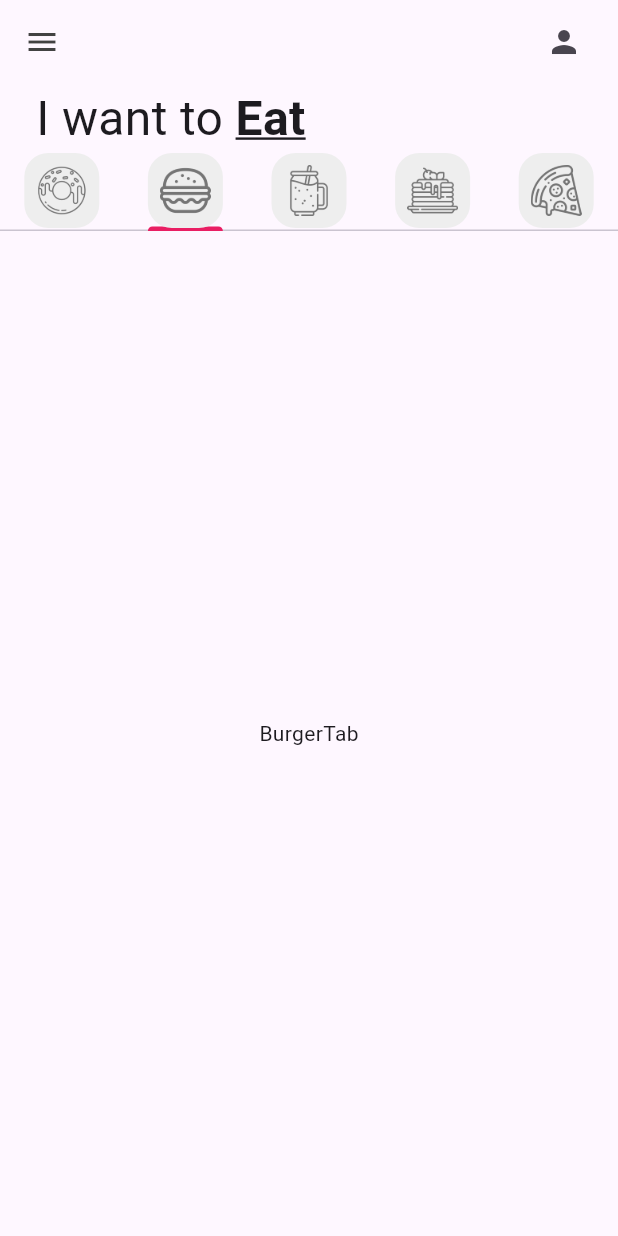
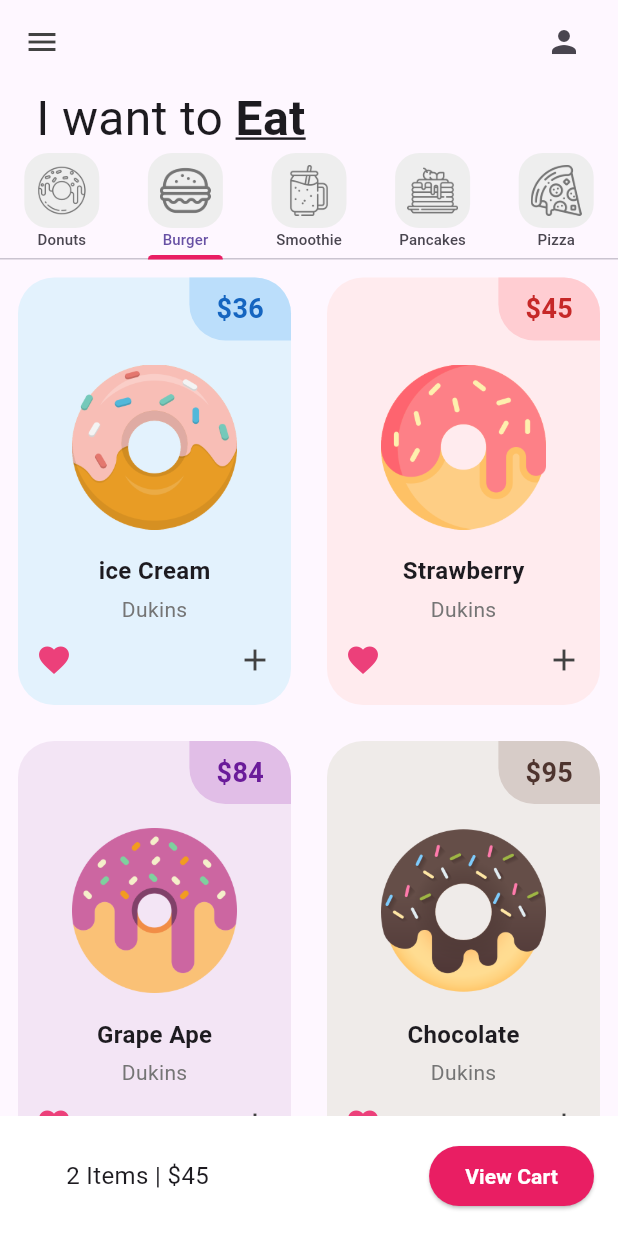
Before and after one commit to AbrahamKan/donut_app_8sc, a Flutter app: the screen it shows after launch, tab 2 chosen, on a phone screen of 412 x 824 dp. Run offline on Flutter 3.47's test engine with Material 3 defaults, Android fonts, the light colour scheme and no system bars.

Commit message:
UI Finished

```diff
--- a/lib/pages/home_page.dart
+++ b/lib/pages/home_page.dart
@@ -17,15 +17,15 @@ class _HomepageState extends State<Homepage> {
 
   List<Widget> myTabs = [
     //donut tab
-    MyTab(iconPath: 'lib/icons/donut.png'),
+    MyTab(iconPath: 'lib/icons/donut.png', tabName: 'Donuts'),
     //burger tab
-    MyTab(iconPath: 'lib/icons/burger.png'),
+    MyTab(iconPath: 'lib/icons/burger.png', tabName: 'Burger'),
     //smoothie tab
-    MyTab(iconPath: 'lib/icons/smoothie.png'),
+    MyTab(iconPath: 'lib/icons/smoothie.png', tabName: 'Smoothie'),
     //pancake tab
-    MyTab(iconPath: 'lib/icons/pancakes.png'),
+    MyTab(iconPath: 'lib/icons/pancakes.png', tabName: 'Pancakes'),
     //pizza tab
-    MyTab(iconPath: 'lib/icons/pizza.png')
+    MyTab(iconPath: 'lib/icons/pizza.png', tabName: 'Pizza')
   ];
 
   @override
@@ -59,6 +59,8 @@ class _HomepageState extends State<Homepage> {
             ),
             //Tap bar
             TabBar(tabs: myTabs),
+            //color texto seleccionado
+
             //Tap bar view
             Expanded(child:
             TabBarView(
@@ -69,9 +71,41 @@ class _HomepageState extends State<Homepage> {
               PancakeTab(),
               PizzaTab()
               ]
-              ))
+              )),
             //Carrito
+            Container(
+              color: Colors.white,
+              padding: const EdgeInsets.all(16),
+              child: Row(
+                mainAxisAlignment: MainAxisAlignment.spaceBetween,
+                children: [
+                  const Padding(
+                    padding: EdgeInsets.only(left: 28),
+                    child: Column(
+                      crossAxisAlignment: CrossAxisAlignment.start,
+                    children: [
+                      Text("2 Items | \$45",
+                      style: TextStyle(
+                        fontSize: 16,
+                      ),
+                      ),
 
+                    ],
+                    ),),
+                    ElevatedButton(
+                      onPressed: (){},
+                      style: ElevatedButton.styleFrom(
+                        backgroundColor: Colors.pink,
+                      ),
+                      child: const Text("View Cart",
+                      style: TextStyle(
+                        color: Colors.white,
+                        fontWeight: FontWeight.bold
+                      ),
+                      ))
+                ],
+              ),
+            )
           ],
         ),
       ),
--- a/lib/tabs/burger_tab.dart
+++ b/lib/tabs/burger_tab.dart
@@ -1,12 +1,35 @@
 import 'package:flutter/material.dart';
+import '../utils/donut_tile.dart'; // Asegúrate de que este archivo contenga el widget DonutTile
 
 class BurgerTab extends StatelessWidget {
-  const BurgerTab({super.key});
+  // Lista de hamburguesas
+  final List burgersOnSale = [
+    // [burgerFlavor, burgerPrice, burgerColor, imageName]
+    ["ice Cream", "36", Colors.blue, "lib/images/icecream_donut.png"],
+    ["Strawberry", "45", Colors.red, "lib/images/strawberry_donut.png"],
+    ["Grape Ape", "84", Colors.purple, "lib/images/grape_donut.png"],
+    ["Chocolate", "95", Colors.brown, "lib/images/chocolate_donut.png"]
+  ];
+
+  BurgerTab({super.key});
 
   @override
   Widget build(BuildContext context) {
-    return const Center(
-       child: Text("BurgerTab"),
+    return GridView.builder(
+      gridDelegate: const SliverGridDelegateWithFixedCrossAxisCount(
+        crossAxisCount: 2,
+        childAspectRatio: 1 / 1.5,
+      ),
+      itemBuilder: (context, index) {
+        return DonutTile(
+          donutFlavor: burgersOnSale[index][0],
+          donutPrice: burgersOnSale[index][1],
+          donutColor: burgersOnSale[index][2],
+          imageName: burgersOnSale[index][3],
+        );
+      },
+      // Cuántos elementos
+      itemCount: burgersOnSale.length,
     );
   }
 }
--- a/lib/tabs/donut_tab.dart
+++ b/lib/tabs/donut_tab.dart
@@ -25,6 +25,7 @@ class DonutTab extends StatelessWidget {
           donutColor: donutsOnSale[index][2],
           imageName: donutsOnSale[index][3]
         );
+
       },
      //cuantos elementos
       itemCount: donutsOnSale.length,
--- a/lib/utils/my_tab.dart
+++ b/lib/utils/my_tab.dart
@@ -1,25 +1,31 @@
 import 'package:flutter/material.dart';
 
 class MyTab extends StatelessWidget {
+  //ruta del archivo del icono
+  final String iconPath;
+  final String tabName;
 
-  //Ruta del archivo del icono
-  final String iconPath;
-  const MyTab({super.key, required this.iconPath});
+  const MyTab({super.key, required this.iconPath, required this.tabName});
 
   @override
   Widget build(BuildContext context) {
-    return Tab(
+    return Column(
+      children: [
+        Tab(
           height: 50,
           child: Container(
             padding: const EdgeInsets.all(8),
             decoration: BoxDecoration(
               color: Colors.grey[200],
-          borderRadius: BorderRadius.circular(16)
+              borderRadius: BorderRadius.circular(16),
             ),
             child: Image.asset(iconPath,
             color: Colors.grey[600],),
           ),
+        ),
+        Text(tabName, style: TextStyle(fontSize: 10),),
+        const SizedBox(height: 5,)
+      ],
     );
-
   }
 }
```
Lines whose indentation alone changed are shown as unchanged.
